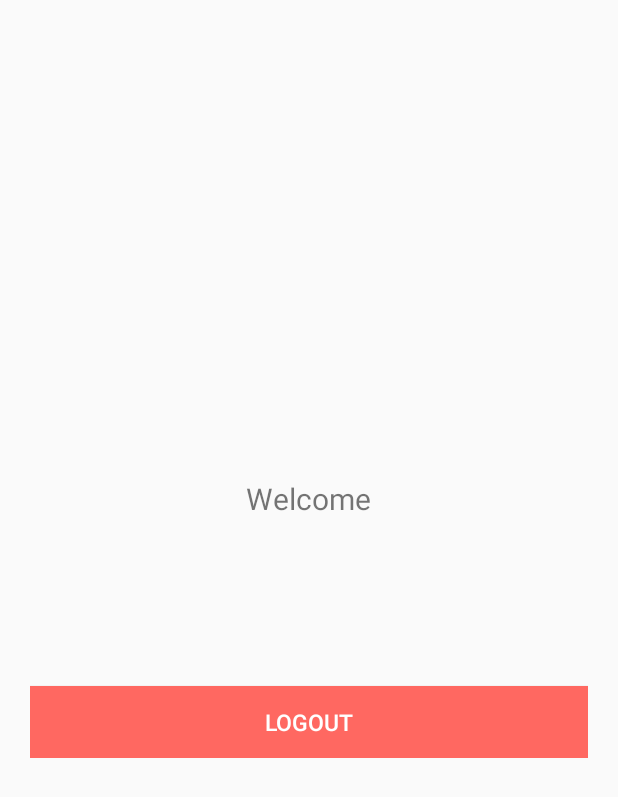
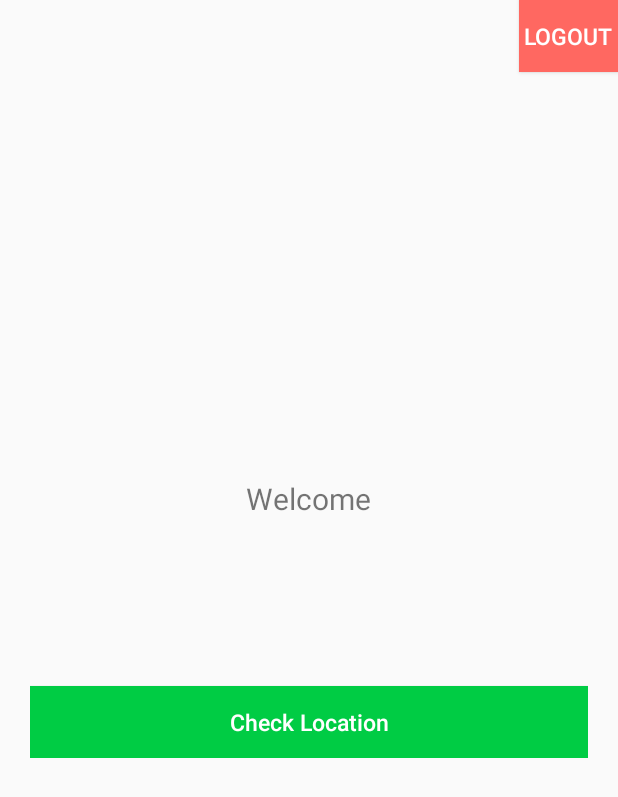
Before and after one commit to meizarrr/kidzarea, an Android app: the MainActivity screen opened directly, with no data from a screen before it, on a phone screen of 412 x 824 dp. Shown: the top 797 px of the screen. Run offline under Robolectric (Android 15) with nearby library versions, the phone set to English and light mode, and no system bars; 2 statements that could not run were skipped.

Commit message:
Tambah Activity Map

```diff
--- a/app/build.gradle
+++ b/app/build.gradle
@@ -21,7 +21,8 @@ android {
 
 dependencies {
     compile fileTree(dir: 'libs', include: ['*.jar'])
-    compile 'com.android.support:appcompat-v7:23.0.0'
-    compile 'com.android.support:design:23.1.1'
+    compile 'com.android.support:appcompat-v7:24.0.0-alpha1'
+    compile 'com.android.support:design:24.0.0-alpha1'
     compile 'com.mcxiaoke.volley:library-aar:1.0.0'
+    compile 'com.google.android.gms:play-services:8.4.0'
 }
--- a/app/src/main/res/layout/activity_main.xml
+++ b/app/src/main/res/layout/activity_main.xml
@@ -11,7 +11,8 @@
         android:layout_marginLeft="20dp"
         android:layout_marginRight="20dp"
         android:gravity="center"
-        android:orientation="vertical" >
+        android:orientation="vertical"
+        android:id="@+id/linearLayout">
 
         <TextView
             android:layout_width="wrap_content"
@@ -34,15 +35,29 @@
             android:textSize="13dp" />
 
         <Button
-            android:id="@+id/btnLogout"
+            android:id="@+id/btnMap"
             android:layout_width="fill_parent"
             android:layout_height="wrap_content"
             android:layout_marginTop="40dip"
-            android:background="@color/btn_logut_bg"
-            android:text="@string/btn_logout"
+            android:background="@color/btn_map_bg"
+            android:text="@string/btn_map"
             android:textAllCaps="false"
             android:textColor="@color/white"
             android:textSize="15dp" />
+
     </LinearLayout>
 
+    <Button
+        android:id="@+id/btnLogout"
+        android:layout_width="66dp"
+        android:layout_height="wrap_content"
+        android:background="@color/btn_logout_bg"
+        android:text="@string/btn_logout"
+        android:textAllCaps="false"
+        android:textColor="@color/white"
+        android:textSize="15dp"
+        android:layout_alignParentTop="true"
+        android:layout_alignParentRight="true"
+        android:layout_alignParentEnd="true" />
+
 </RelativeLayout>
--- a/app/src/main/res/values/colors.xml
+++ b/app/src/main/res/values/colors.xml
@@ -13,6 +13,7 @@
     <color name="btn_login">#26ae90</color>
     <color name="btn_login_bg">#eceef1</color>
     <color name="lbl_name">#333333</color>
-    <color name="btn_logut_bg">#ff6861</color>
+    <color name="btn_logout_bg">#ff6861</color>
+    <color name="btn_map_bg">#00cc44</color>
 
 </resources>
```
Also changed, not shown: app/src/debug/res/values/google_maps_api.xml (added, +18 -0 lines), app/src/main/AndroidManifest.xml (+27 -0 lines), app/src/main/java/gmrr/kidzarea/MainActivity.java (+15 -0 lines), app/src/main/java/gmrr/kidzarea/activity/MapsActivity.java (added, +67 -0 lines), app/src/main/res/layout/activity_maps.xml (added, +47 -0 lines), app/src/main/res/values/strings.xml (+7 -0 lines), 2 other files.
